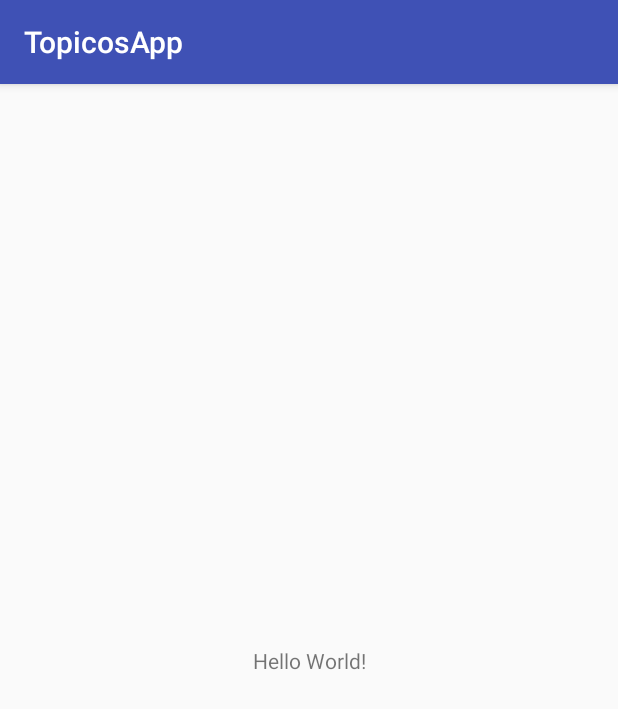
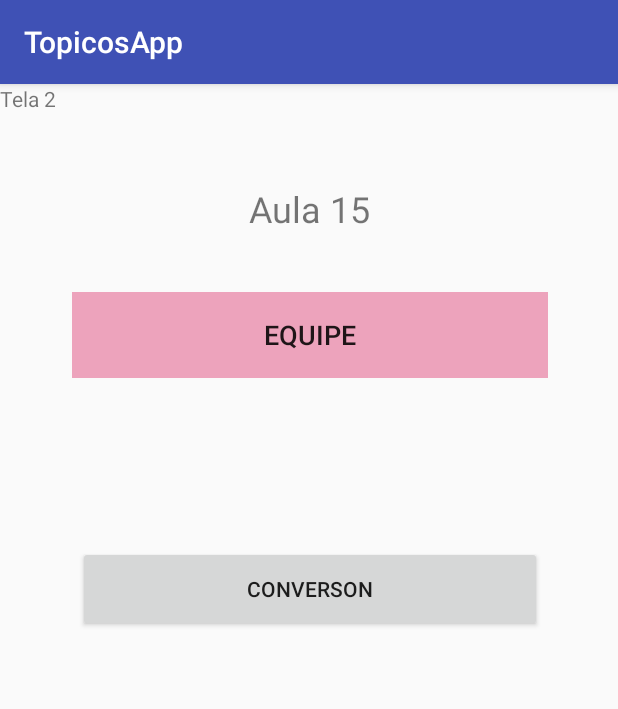
Before and after one commit to dalilacrysti/TopicosApp, an Android app: the screen it shows after launch (MainActivity), on a phone screen of 412 x 824 dp. Shown: the top 709 px of the screen. Run offline under Robolectric (Android 15) with nearby library versions, the phone set to English and light mode, and no system bars.

Commit message:
Criação da tela 2 e funções para abrir outras telas.

```diff
--- a/app/src/main/AndroidManifest.xml
+++ b/app/src/main/AndroidManifest.xml
@@ -16,6 +16,8 @@
                 <category android:name="android.intent.category.LAUNCHER" />
             </intent-filter>
         </activity>
+        <activity android:name=".Tela2Activity" />
+        <activity android:name=".Tela3Activity"></activity>
     </application>
 
 </manifest>
--- a/app/src/main/java/com/example/aluno/topicosapp/MainActivity.java
+++ b/app/src/main/java/com/example/aluno/topicosapp/MainActivity.java
@@ -1,13 +1,48 @@
 package com.example.aluno.topicosapp;
 
+import android.content.Intent;
 import android.support.v7.app.AppCompatActivity;
 import android.os.Bundle;
+import android.view.View;
+import android.widget.Button;
 
 public class MainActivity extends AppCompatActivity {
+
+
+    private Button btnTela2;
+    private Button btnConverson;
 
     @Override
     protected void onCreate(Bundle savedInstanceState) {
         super.onCreate(savedInstanceState);
         setContentView(R.layout.activity_main);
+
+        btnTela2 = (Button) findViewById(R.id.buttonTela2);
+
+        btnTela2.setOnClickListener(new View.OnClickListener() {
+            @Override
+            public void onClick(View v) {
+                // o que fazer quando clicar nesse botão
+
+                startActivity(new Intent(MainActivity.this, Tela2Activity.class));
+
+
+            }
+        });
+
+
+            btnConverson = (Button) findViewById(R.id.buttonConverson);
+
+        btnConverson.setOnClickListener(new View.OnClickListener() {
+                @Override
+                public void onClick(View w) {
+                    // o que fazer quando clicar nesse botão
+
+                    startActivity(new Intent(MainActivity.this, Tela3Activity.class));
+
+                }
+
+        });
     }
+
 }
--- a/app/src/main/res/layout/activity_main.xml
+++ b/app/src/main/res/layout/activity_main.xml
@@ -7,12 +7,56 @@
     tools:context="com.example.aluno.topicosapp.MainActivity">
 
     <TextView
+        android:id="@+id/textView"
+        android:layout_width="149dp"
+        android:layout_height="34dp"
+        android:text="Aula 15"
+        android:textAlignment="center"
+        android:textSize="24sp"
+        app:layout_constraintBottom_toBottomOf="parent"
+        app:layout_constraintHorizontal_bias="0.501"
+        app:layout_constraintLeft_toLeftOf="parent"
+        app:layout_constraintRight_toRightOf="parent"
+        app:layout_constraintTop_toTopOf="parent"
+        app:layout_constraintVertical_bias="0.091" />
+
+    <Button
+        android:id="@+id/buttonTela2"
+        android:layout_width="317dp"
+        android:layout_height="57dp"
+        android:layout_marginBottom="8dp"
+        android:layout_marginEnd="8dp"
+        android:layout_marginStart="8dp"
+        android:layout_marginTop="36dp"
+        android:background="?android:attr/textColorHighlightInverse"
+        android:text="Equipe"
+        android:textSize="18sp"
+        app:layout_constraintBottom_toBottomOf="parent"
+        app:layout_constraintEnd_toEndOf="parent"
+        app:layout_constraintHorizontal_bias="0.509"
+        app:layout_constraintStart_toStartOf="parent"
+        app:layout_constraintTop_toBottomOf="@+id/textView"
+        app:layout_constraintVertical_bias="0.003" />
+
+    <Button
+        android:id="@+id/buttonConverson"
+        android:layout_width="309dp"
+        android:layout_height="57dp"
+        android:layout_marginEnd="8dp"
+        android:layout_marginStart="8dp"
+        android:layout_marginTop="112dp"
+        android:text="Converson"
+        app:layout_constraintEnd_toEndOf="parent"
+        app:layout_constraintHorizontal_bias="0.508"
+        app:layout_constraintStart_toStartOf="parent"
+        app:layout_constraintTop_toBottomOf="@+id/buttonTela2" />
+
+    <TextView
+        android:id="@+id/textView3"
         android:layout_width="wrap_content"
         android:layout_height="wrap_content"
-        android:text="Hello World!"
-        app:layout_constraintBottom_toBottomOf="parent"
-        app:layout_constraintLeft_toLeftOf="parent"
-        app:layout_constraintRight_toRightOf="parent"
-        app:layout_constraintTop_toTopOf="parent" />
+        android:text="Tela 2"
+        tools:layout_editor_absoluteX="374dp"
+        tools:layout_editor_absoluteY="301dp" />
 
 </android.support.constraint.ConstraintLayout>
--- a/app/src/main/res/values/colors.xml
+++ b/app/src/main/res/values/colors.xml
@@ -2,5 +2,5 @@
 <resources>
     <color name="colorPrimary">#3F51B5</color>
     <color name="colorPrimaryDark">#303F9F</color>
-    <color name="colorAccent">#FF4081</color>
+    <color name="colorAccent">#da2160</color>
 </resources>
```
Also changed, not shown: app/src/main/java/com/example/aluno/topicosapp/Tela2Activity.java (added, +14 -0 lines), app/src/main/java/com/example/aluno/topicosapp/Tela3Activity.java (added, +13 -0 lines), app/src/main/res/layout/activity_tela2.xml (added, +24 -0 lines), app/src/main/res/layout/activity_tela3.xml (added, +89 -0 lines), app/src/main/res/drawable/fundo.png (added).
